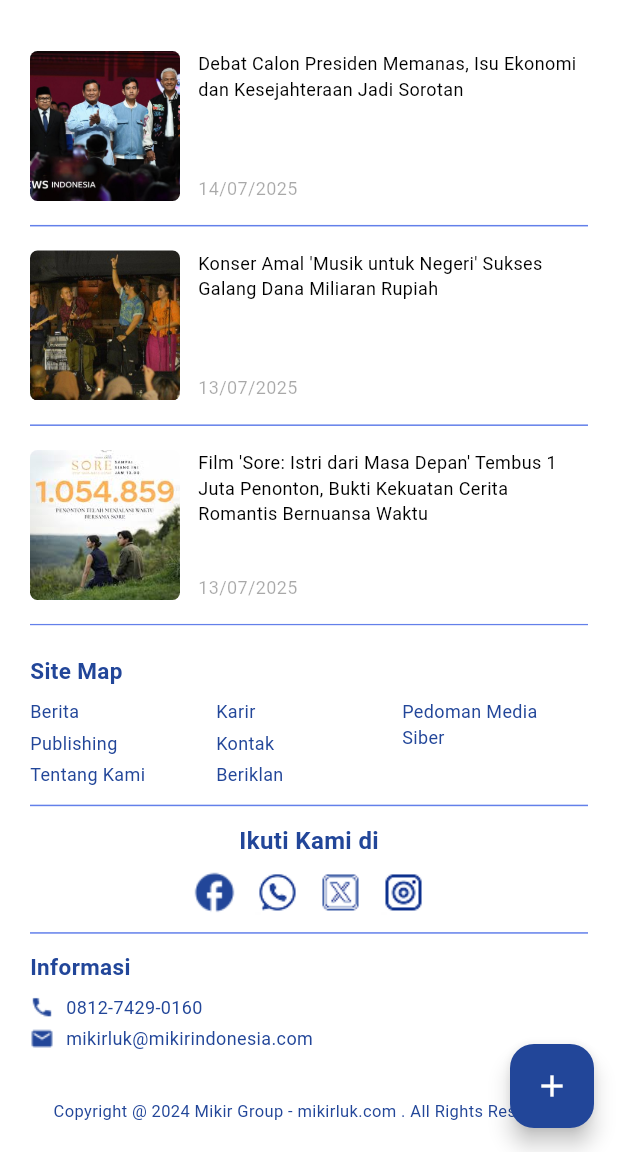
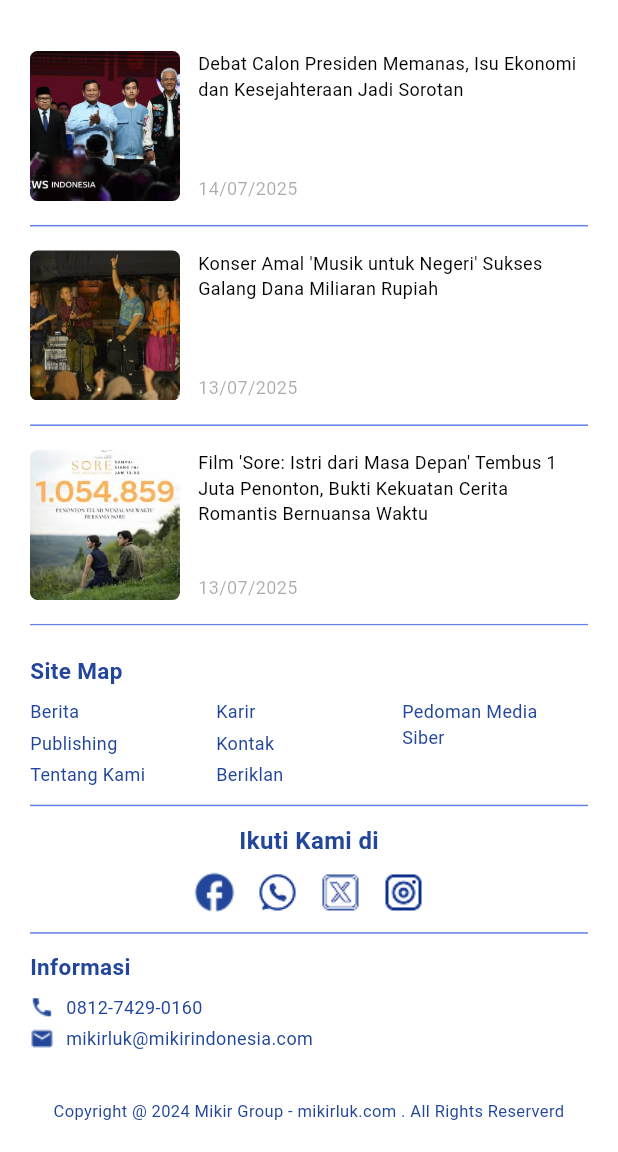
Before and after one commit to LONEmi20/Tugas-Kelompok-3-DPM, a Flutter app: the HomeScreen screen opened directly, scrolled down 946 dp, on a phone screen of 412 x 824 dp, the part 84-1236 px from its top. Run offline on Flutter 3.47's test engine with Material 3 defaults, Android fonts, the phone set to English and light mode, and no system bars; our stand-ins replace image_picker, shared_preferences; accounts and stored records are empty; Roboto replaces fonts that are missing (Bree Serif, League Spartan).

Commit message:
aduhai edit tipis2

```diff
--- a/lib/screens/login_admin_screen.dart
+++ b/lib/screens/login_admin_screen.dart
@@ -24,7 +24,7 @@ class _LoginAdminScreenState extends State<LoginAdminScreen> {
   // --- BUAT LIST AKUN ADMIN ---
   final List<Admin> _adminAccounts = [
     Admin(email: 'admin@example.com', password: 'admin123'),
-    Admin(email: 'mic@gmail.com', password: 'mic'),
+    Admin(email: 'micgredy@gmail.com', password: 'mic'),
     Admin(email: 'evan@gmail.com', password: 'evan123'),
   ];
 
--- a/lib/screens/main_screen.dart
+++ b/lib/screens/main_screen.dart
@@ -42,7 +42,6 @@ class _HomeScreenState extends State<HomeScreen> {
 
   Future<void> _loadAndFilterBerita() async {
     try {
-      // Memuat berita dari asset JSON
       final String assetJsonString = await rootBundle.loadString(
         'assets/data/berita.json',
       );
@@ -617,17 +616,11 @@ class _HomeScreenState extends State<HomeScreen> {
                         ),
                       ),
 
-                    // PENAMBAHAN FOOTER WIDGET
                     const FooterWidget(),
                   ],
                 ),
               ),
             ),
-      floatingActionButton: FloatingActionButton(
-        onPressed: _navigateToForm,
-        backgroundColor: const Color(0xFF224699),
-        child: const Icon(Icons.add, color: Colors.white),
-      ),
     );
   }
 }
```
Also changed, not shown: assets/img/Logo-IG.png (added), assets/img/Logo-X.png (added), assets/img/Logo-fesnuk.png (added).
